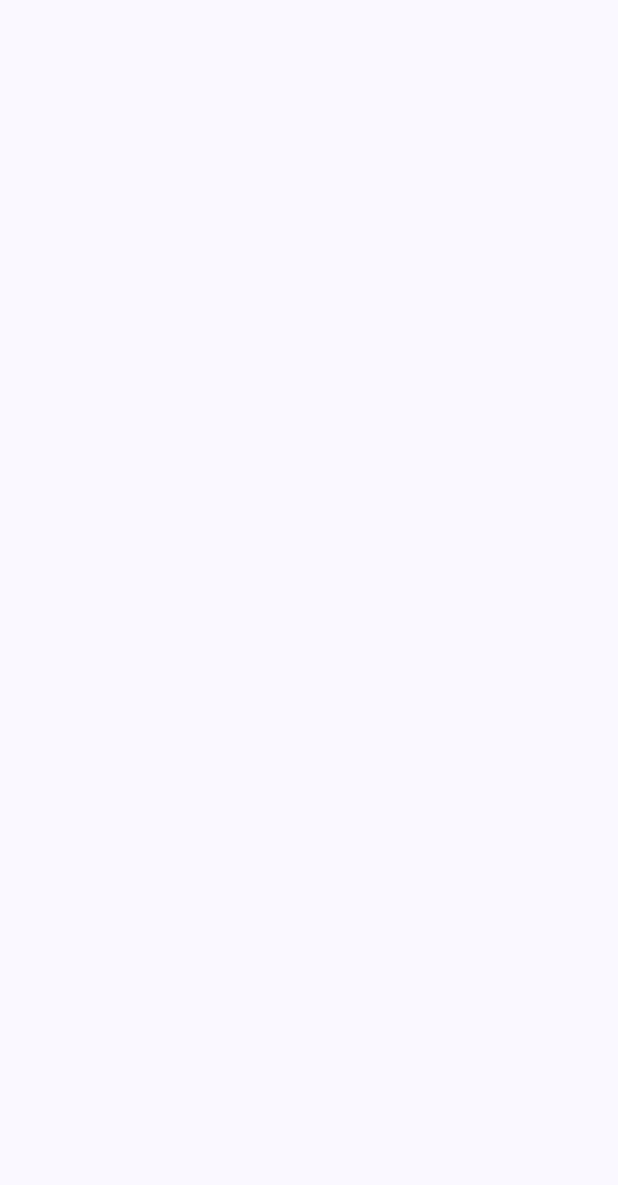
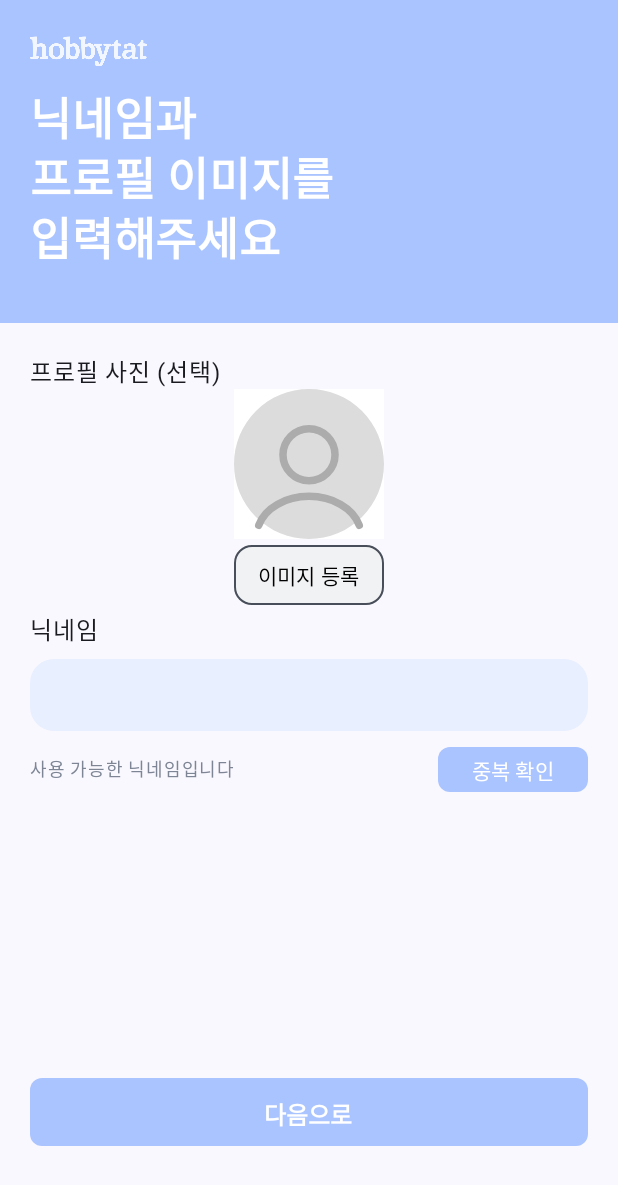
Before and after one commit to Hobbytat/Hobbytat-FE, an Android app built with Jetpack Compose: the screen it shows after launch (MainActivity), on a phone screen of 412 x 824 dp. Before the commit the part shown is empty. Shown: the top 1185 px of the screen. Run offline under Robolectric (Android 15) with nearby library versions, the light colour scheme and no system bars; our stand-ins replace livedata-compose.

Commit message:
회원가입_닉네임 화면 구현 완료

```diff
--- a/app/src/main/java/com/example/hobbytat/common/CommonTopBar.kt
+++ b/app/src/main/java/com/example/hobbytat/common/CommonTopBar.kt
@@ -1,16 +1,26 @@
 package com.example.hobbytat.common
 
 import androidx.compose.foundation.Image
+import androidx.compose.foundation.background
 import androidx.compose.foundation.clickable
+import androidx.compose.foundation.layout.Box
+import androidx.compose.foundation.layout.Column
+import androidx.compose.foundation.layout.fillMaxSize
+import androidx.compose.foundation.layout.height
+import androidx.compose.foundation.layout.padding
 import androidx.compose.foundation.layout.size
 import androidx.compose.material3.ExperimentalMaterial3Api
+import androidx.compose.material3.Text
 import androidx.compose.material3.TopAppBar
 import androidx.compose.material3.TopAppBarColors
 import androidx.compose.runtime.Composable
 import androidx.compose.ui.Modifier
 import androidx.compose.ui.res.colorResource
 import androidx.compose.ui.res.painterResource
+import androidx.compose.ui.text.font.FontWeight
+import androidx.compose.ui.text.style.TextAlign
 import androidx.compose.ui.unit.dp
+import androidx.compose.ui.unit.sp
 import androidx.navigation.NavHostController
 import com.example.hobbytat.R
 
@@ -44,11 +54,33 @@ fun signupTopBar() {
 
 @OptIn(ExperimentalMaterial3Api::class)
 @Composable
-fun LongTopBar() {
-    TopAppBar(title = {
+fun LongTopBar(title: String) {
+    Column(
+        modifier = Modifier
+            .background(colorResource(id = R.color.main_blue))
+            .height(215.dp)
+    ) {
         Image(
-            painterResource(id = R.drawable.logo_white), contentDescription = "로고 이미지",
-            modifier = Modifier.size(width = 78.dp, height = 28.dp)
-        )}
-    )
+            painter = painterResource(id = R.drawable.logo_white),
+            contentDescription = "로고 버튼",
+            modifier = Modifier
+                .padding(start = 20.dp, top = 20.dp)
+                .size(width = 78.dp, height = 28.dp)
+        )
+
+        Box(
+            modifier = Modifier
+                .fillMaxSize()
+                .padding(top = 8.dp, start = 20.dp),
+        ){
+            Text(
+                text = title,
+                color = colorResource(id = R.color.white),
+                fontSize = 30.sp,
+                fontWeight = FontWeight.Bold,
+                textAlign = TextAlign.Left,
+                lineHeight = 40.sp
+            )
+        }
+    }
 }
--- a/app/src/main/java/com/example/hobbytat/screen/sign/SignupNicknameScreen.kt
+++ b/app/src/main/java/com/example/hobbytat/screen/sign/SignupNicknameScreen.kt
@@ -1,48 +1,166 @@
 package com.example.hobbytat.screen.sign
 
 import android.util.Log
+import androidx.compose.foundation.BorderStroke
 import androidx.compose.foundation.Image
 import androidx.compose.foundation.background
 import androidx.compose.foundation.layout.Arrangement
 import androidx.compose.foundation.layout.Box
 import androidx.compose.foundation.layout.Column
+import androidx.compose.foundation.layout.PaddingValues
+import androidx.compose.foundation.layout.Row
 import androidx.compose.foundation.layout.Spacer
 import androidx.compose.foundation.layout.fillMaxSize
 import androidx.compose.foundation.layout.fillMaxWidth
 import androidx.compose.foundation.layout.height
 import androidx.compose.foundation.layout.padding
 import androidx.compose.foundation.layout.size
+import androidx.compose.foundation.layout.width
+import androidx.compose.foundation.shape.RoundedCornerShape
+import androidx.compose.foundation.verticalScroll
 import androidx.compose.material3.Button
+import androidx.compose.material3.ButtonDefaults
 import androidx.compose.material3.ExperimentalMaterial3Api
 import androidx.compose.material3.MaterialTheme
+import androidx.compose.material3.Scaffold
 import androidx.compose.material3.Text
 import androidx.compose.material3.TopAppBar
 import androidx.compose.runtime.Composable
 import androidx.compose.runtime.LaunchedEffect
 import androidx.compose.runtime.getValue
 import androidx.compose.runtime.livedata.observeAsState
+import androidx.compose.runtime.mutableStateOf
+import androidx.compose.runtime.remember
+import androidx.compose.runtime.setValue
 import androidx.compose.ui.Alignment
 import androidx.compose.ui.Modifier
 import androidx.compose.ui.graphics.Color
 import androidx.compose.ui.platform.LocalContext
+import androidx.compose.ui.res.colorResource
 import androidx.compose.ui.res.painterResource
+import androidx.compose.ui.text.input.ImeAction
 import androidx.compose.ui.text.style.LineHeightStyle
 import androidx.compose.ui.unit.dp
+import androidx.compose.ui.unit.sp
 import androidx.core.content.ContextCompat
 import androidx.lifecycle.viewmodel.compose.viewModel
 import androidx.navigation.NavHostController
 import com.example.hobbytat.R
+import com.example.hobbytat.common.BlueButton
+import com.example.hobbytat.common.CommonTextField
+import com.example.hobbytat.common.LongTopBar
 import com.example.hobbytat.viewModel.QuestionViewModel
 
-@OptIn(ExperimentalMaterial3Api::class)
 @Composable
 fun SignupNicknameScreen(navController: NavHostController) {
-    val context = LocalContext.current
-    val backgroundColor = ContextCompat.getColor(context, R.color.main_blue)
+    var nickname by remember {
+        mutableStateOf("")
+    }
+    var CanUse by remember{
+        mutableStateOf("사용 가능한 닉네임입니다")
+    }
 
-    Column(
-        modifier = Modifier.fillMaxSize()
-    ) {
+    Scaffold(
+        topBar = {
+            LongTopBar("닉네임과\n프로필 이미지를\n입력해주세요")
+        }
+    ){paddingValues ->
+        Column(
+            modifier = Modifier
+                .padding(start = 20.dp, top = 20.dp, end = 20.dp, bottom = 60.dp)
+                .padding(paddingValues)
+        ) {
+            Column(
+                modifier = Modifier.fillMaxSize(),
+                verticalArrangement = Arrangement.SpaceBetween
+            ) {
+                Column {
+                    Text(
+                        text = "프로필 사진 (선택)",
+                        fontSize = 16.sp
+                    )
+                    Column(
+                        modifier = Modifier.fillMaxWidth(),
+                        horizontalAlignment = Alignment.CenterHorizontally
+                    ) {
+                        Image(
+                            painter = painterResource(id = R.drawable.img_none_profile),
+                            contentDescription = "기본 프로필",
+                            modifier = Modifier.size(100.dp)
+                        )
+                        Button(
+                            onClick = {
+                                // 이미지 등록
+                            },
+                            contentPadding = PaddingValues(5.dp),
+                            modifier = Modifier
+                                .width(100.dp),
+                            shape = RoundedCornerShape(12.dp),
+                            colors = ButtonDefaults.buttonColors(colorResource(id = R.color.gray_50)),
+                            border = BorderStroke(1.dp, colorResource(id = R.color.gray_700))
+                        ) {
+                            Text(
+                                text = "이미지 등록",
+                                fontSize = 14.sp,
+                                color = Color.Black
+                            )
+                        }
+                    }
+
+                    Column {
+                        CommonTextField(
+                            title ="닉네임",
+                            value = nickname,
+                            imeAction = ImeAction.Done,
+                            modifier = Modifier.fillMaxWidth(),
+                            onValueChange = {nickname = it}
+                        )
+                        Spacer(modifier = Modifier.height(10.dp))
+                        Row(
+                            modifier = Modifier
+                                .fillMaxWidth()
+                                .height(30.dp),
+                            horizontalArrangement = Arrangement.SpaceBetween,
+                            verticalAlignment = Alignment.CenterVertically
+                        ){
+                            Text(
+                                text = CanUse,
+                                color = colorResource(id = R.color.gray_500),
+                                fontSize = 12.sp
+                            )
+
+                            Button(
+                                onClick = {
+                                    // 중복 확인
+                                },
+                                contentPadding = PaddingValues(5.dp),
+                                modifier = Modifier
+                                    .width(100.dp),
+                                shape = RoundedCornerShape(8.dp),
+                                colors = ButtonDefaults.buttonColors(colorResource(id = R.color.main_blue))
+                            ) {
+                                Text(
+                                    text = "중복 확인",
+                                    fontSize = 14.sp,
+                                    color = Color.White
+                                )
+                            }
+
+
+                        }
+                    }
+                }
+
+                BlueButton(
+                    label = "다음으로",
+                    corner = 8,
+                    fontSize = 16,
+                    height = 45,
+                    color = R.color.main_blue) {
+                    // 회원가입_아이디 화면으로 이동
+                }
+            }
+        }
 
     }
 }
--- /dev/null
+++ b/app/src/main/res/drawable/img_none_profile.xml
@@ -0,0 +1,35 @@
+<vector xmlns:android="http://schemas.android.com/apk/res/android"
+    android:width="100dp"
+    android:height="100dp"
+    android:viewportWidth="100"
+    android:viewportHeight="100">
+  <path
+      android:pathData="M0,0h100v100h-100z"
+      android:fillColor="#F5F5F5"/>
+  <path
+      android:pathData="M-2916,-592h4370v6324h-4370z"
+      android:fillColor="#CCCCCC"
+      android:fillAlpha="0.5"/>
+  <group>
+    <clip-path
+        android:pathData="M-131,-275h360v800h-360z"/>
+    <path
+        android:pathData="M-131,-275h360v800h-360z"
+        android:fillColor="#ffffff"/>
+    <path
+        android:pathData="M50,0L50,0A50,50 0,0 1,100 50L100,50A50,50 0,0 1,50 100L50,100A50,50 0,0 1,0 50L0,50A50,50 0,0 1,50 0z"
+        android:fillColor="#DCDCDC"/>
+    <path
+        android:pathData="M83.51,90.86C81.54,85.32 77.18,80.43 71.12,76.95C65.06,73.46 57.64,71.57 50,71.57C42.36,71.57 34.94,73.46 28.88,76.95C22.82,80.43 18.46,85.32 16.49,90.86"
+        android:strokeWidth="5"
+        android:fillColor="#00000000"
+        android:strokeColor="#ACACAC"
+        android:strokeLineCap="round"/>
+    <path
+        android:pathData="M50,61.22C59.58,61.22 67.35,53.45 67.35,43.87C67.35,34.29 59.58,26.52 50,26.52C40.42,26.52 32.65,34.29 32.65,43.87C32.65,53.45 40.42,61.22 50,61.22Z"
+        android:strokeWidth="5"
+        android:fillColor="#00000000"
+        android:strokeColor="#ACACAC"
+        android:strokeLineCap="round"/>
+  </group>
+</vector>
```
